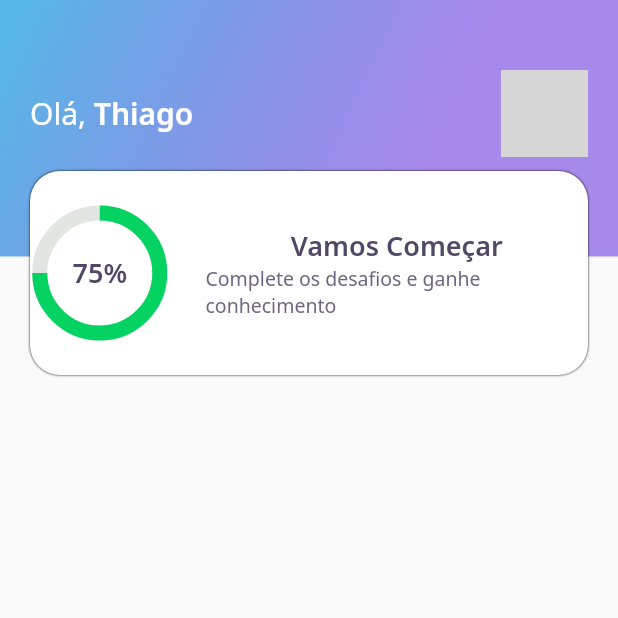
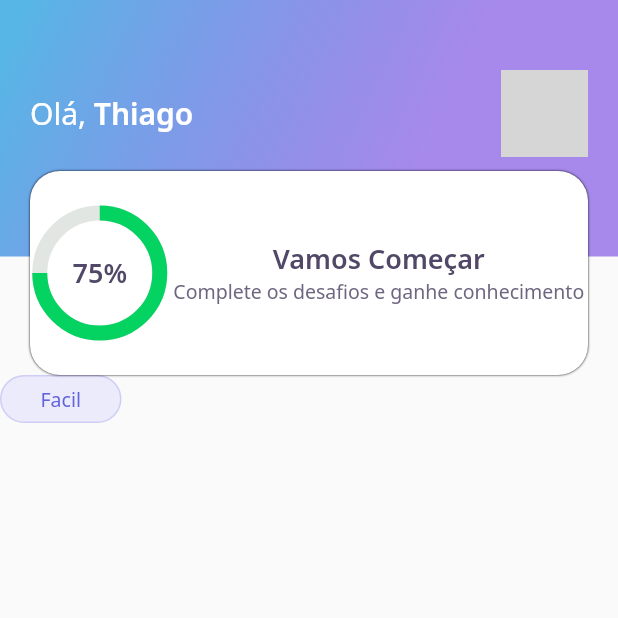
Before and after one commit to wstagf/NLW5-Flutter, a Flutter app: the screen it shows after launch, on a phone screen of 412 x 824 dp, the top half of it. Run offline on Flutter 3.47's test engine with Material 2 defaults, Android fonts, the light colour scheme and no system bars; our stand-ins replace google_fonts; network calls fail; grey boxes are pictures that could not be loaded.

Commit message:
criado botao level

```diff
--- a/lib/home/home_page.dart
+++ b/lib/home/home_page.dart
@@ -1,3 +1,4 @@
+import 'package:devquizflutter/home/widget/level_button_widget/level_button_widget.dart';
 import 'package:flutter/material.dart';
 
 import 'widget/appbar/app_bar_widget.dart';
@@ -12,6 +13,7 @@ class _HomePageState extends State<HomePage> {
   Widget build(BuildContext context) {
     return Scaffold(
       appBar: AppBarWidget(),
+      body: LevelButtonWidget(),
     );
   }
 }
--- /dev/null
+++ b/lib/home/widget/level_button_widget/level_button_widget.dart
@@ -0,0 +1,34 @@
+import 'package:devquizflutter/core/core.dart';
+import 'package:flutter/material.dart';
+import 'package:google_fonts/google_fonts.dart';
+
+class LevelButtonWidget extends StatelessWidget {
+  @override
+  Widget build(BuildContext context) {
+    return Container(
+      decoration: BoxDecoration(
+        borderRadius: BorderRadius.circular(28),
+        color: AppColors.levelButtonFacil,
+        border: Border.fromBorderSide(
+          BorderSide(
+            color: AppColors.levelButtonBorderFacil,
+            width: 1,
+          ),
+        ),
+      ),
+      child: Padding(
+        padding: const EdgeInsets.symmetric(
+          horizontal: 26,
+          vertical: 6,
+        ),
+        child: Text(
+          "Facil",
+          style: GoogleFonts.notoSans(
+            color: AppColors.levelButtonTextFacil,
+            fontSize: 13,
+          ),
+        ),
+      ),
+    );
+  }
+}
--- a/lib/home/widget/score_card/score_card_widget.dart
+++ b/lib/home/widget/score_card/score_card_widget.dart
@@ -30,8 +30,6 @@ class ScoreCardWidget extends StatelessWidget {
             ),
             Expanded(
               flex: 3,
-              child: Padding(
-                padding: const EdgeInsets.only(left: 24),
               child: Column(
                 mainAxisAlignment: MainAxisAlignment.center,
                 crossAxisAlignment: CrossAxisAlignment.center,
@@ -47,7 +45,6 @@ class ScoreCardWidget extends StatelessWidget {
                 ],
               ),
             ),
-            )
           ],
         ),
       ),
```
Lines whose indentation alone changed are shown as unchanged.
